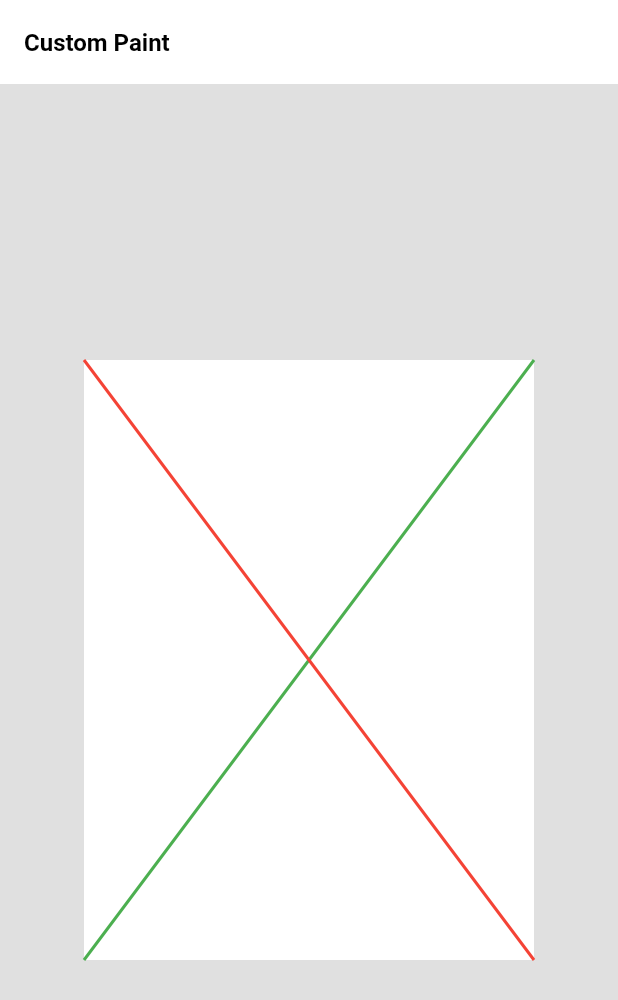
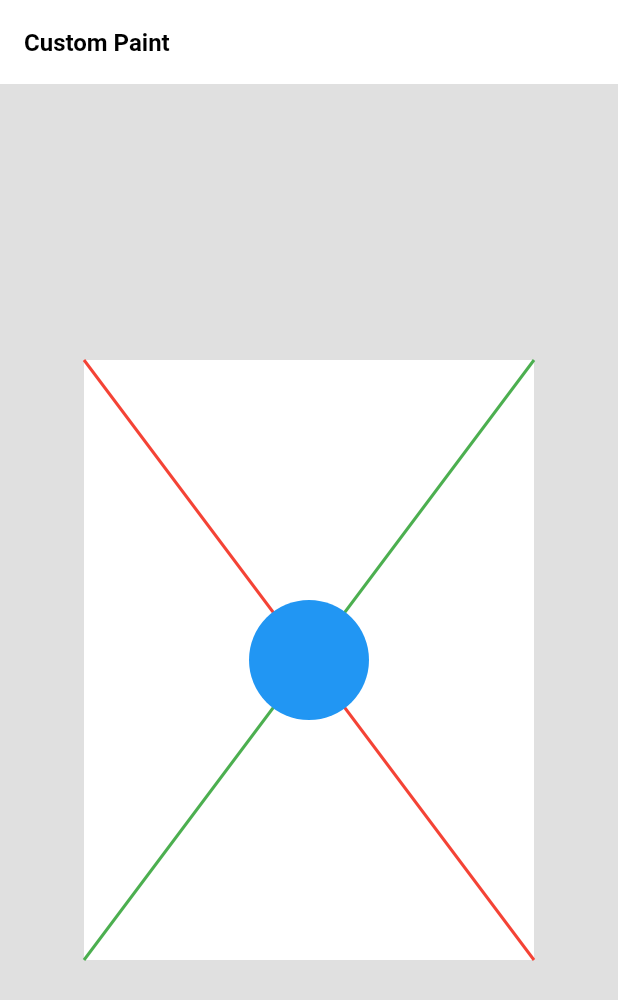
Before and after one commit to mirzamahmud/learn-custom-paint, a Flutter app: the screen it shows after launch, on a phone screen of 412 x 824 dp. Shown: the top 1000 px of the screen. Run offline on Flutter 3.47's test engine with Material 3 defaults, Android fonts, the phone set to English and light mode, and no system bars.

Commit message:
draw_circle_using_custom_paint

```diff
--- a/lib/painter/my_custom_painter.dart
+++ b/lib/painter/my_custom_painter.dart
@@ -1,4 +1,5 @@
 import 'package:flutter/material.dart';
+import 'package:learn_custom_paint/widgets/draw_circle.dart';
 import 'package:learn_custom_paint/widgets/draw_line.dart';
 
 class MyCustomPainter extends CustomPainter{
@@ -6,6 +7,8 @@ class MyCustomPainter extends CustomPainter{
   void paint(Canvas canvas, Size size) {
     // this method is used to draw line
     DrawLine.customDrawLine(canvas, size);
+    // this method is used to draw circle
+    DrawCircle.customDrawCircle(canvas, size);
   }
 
   @override
--- /dev/null
+++ b/lib/widgets/draw_circle.dart
@@ -0,0 +1,17 @@
+import 'package:flutter/material.dart';
+
+class DrawCircle{
+
+  static void customDrawCircle(Canvas canvas, Size size){
+    Paint paint = Paint();
+    paint.strokeWidth = 2;
+    paint.color = Colors.blue;
+    paint.style = PaintingStyle.fill;
+
+    canvas.drawCircle(
+      Offset(size.width / 2, size.height / 2),
+      40,
+      paint
+    );
+  }
+}
```
